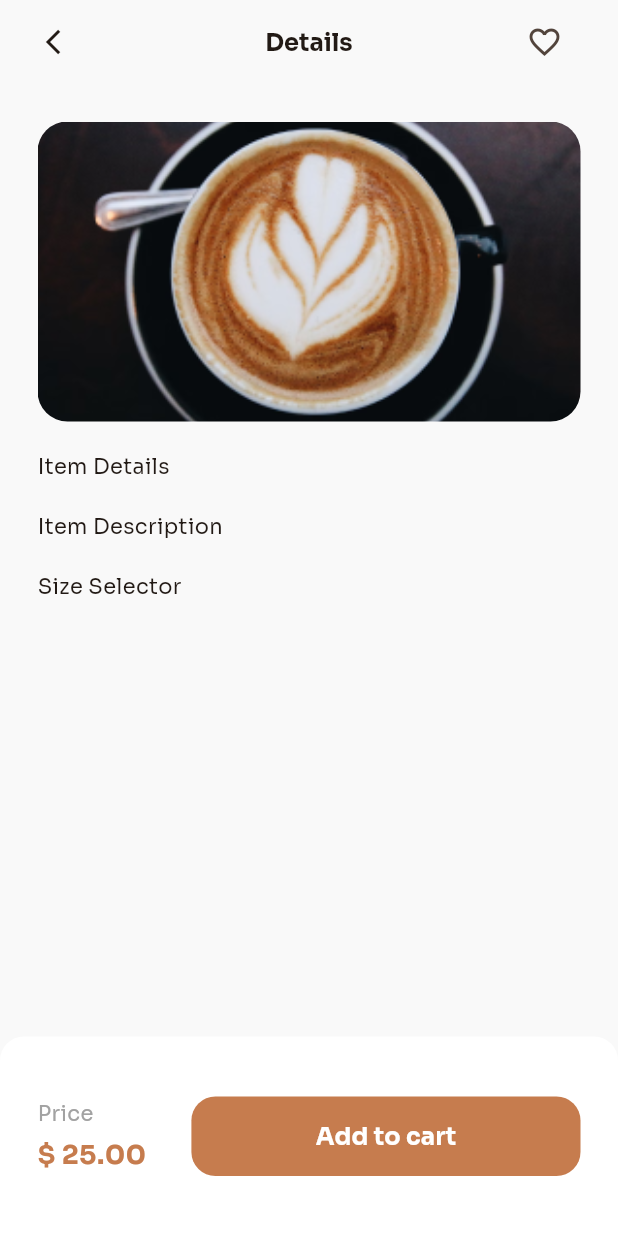
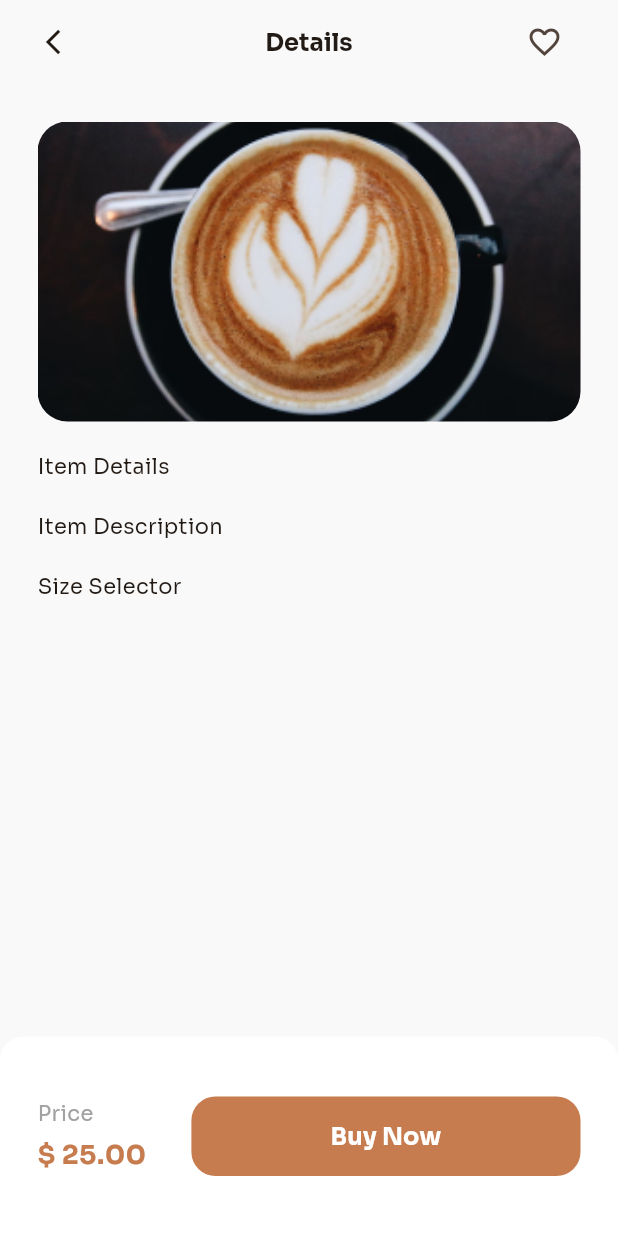
Before and after one commit to rizasghari/coffeeshop_flutter, a Flutter app: the AppWrapperScreen screen opened directly, after a tap on "5.0", on a phone screen of 412 x 824 dp. Run offline on Flutter 3.47's test engine with Material 3 defaults, Android fonts, the phone set to English and light mode, and no system bars; generated files the repository leaves out were written again.

Commit message:
item details page texts and padding localized

```diff
--- a/lib/localization/l10n/app_ar.arb
+++ b/lib/localization/l10n/app_ar.arb
@@ -11,5 +11,8 @@
   "homeTopSearchHint": "ابحث عن قهوة...",
   "homeTopBannerBadge": "عروض",
   "homeTopBannerTextLine1": "اشتري واحدة واحصل",
-  "homeTopBannerTextLine2": "على واحدة مجانا"
+  "homeTopBannerTextLine2": "على واحدة مجانا",
+  "itemDetailsTitle": "تفاصيل",
+  "itemDetailsPriceLabel": "السعر",
+  "itemDetailsBuyNow": "اشتري الان"
 }
--- a/lib/localization/l10n/app_en.arb
+++ b/lib/localization/l10n/app_en.arb
@@ -14,5 +14,8 @@
   "homeTopSearchHint": "Search coffee...",
   "homeTopBannerBadge": "Promo",
   "homeTopBannerTextLine1": "Buy one get",
-  "homeTopBannerTextLine2": "one FREE"
+  "homeTopBannerTextLine2": "one FREE",
+  "itemDetailsTitle": "Details",
+  "itemDetailsPriceLabel": "Price",
+  "itemDetailsBuyNow": "Buy Now"
 }
--- a/lib/localization/l10n/app_tr.arb
+++ b/lib/localization/l10n/app_tr.arb
@@ -11,5 +11,8 @@
   "homeTopSearchHint": "Kahve ara...",
   "homeTopBannerBadge": "Promosyon",
   "homeTopBannerTextLine1": "Bir Alana",
-  "homeTopBannerTextLine2": "bir BEDAVA"
+  "homeTopBannerTextLine2": "bir BEDAVA",
+  "itemDetailsTitle": "Detaylar",
+  "itemDetailsPriceLabel": "Fiyat",
+  "itemDetailsBuyNow": "Şimdi Satın Al"
 }
--- a/lib/screens/home_screen.dart
+++ b/lib/screens/home_screen.dart
@@ -1,8 +1,6 @@
 import 'package:coffee_shop_flutter/mock_data.dart';
 import 'package:coffee_shop_flutter/screens/item_details_screen.dart';
-import 'package:flutter/cupertino.dart';
 import 'package:flutter/material.dart';
-import 'package:flutter/widgets.dart';
 import '../ui/colors.dart';
 import '../ui/gradients.dart';
 import 'package:flutter_gen/gen_l10n/app_localizations.dart';
--- a/lib/screens/item_details_screen.dart
+++ b/lib/screens/item_details_screen.dart
@@ -1,11 +1,6 @@
 import 'package:coffee_shop_flutter/ui/colors.dart';
-import 'package:flutter/cupertino.dart';
-import 'package:flutter/gestures.dart';
 import 'package:flutter/material.dart';
-import 'package:flutter/painting.dart';
-import 'package:flutter/widgets.dart';
-
-import '../ui/gradients.dart';
+import 'package:flutter_gen/gen_l10n/app_localizations.dart';
 
 class ItemDetailsScreen extends StatefulWidget {
   final int id;
@@ -28,9 +23,9 @@ class _ItemDetailsScreenState extends State<ItemDetailsScreen> {
   AppBar _appBar() {
     return AppBar(
       backgroundColor: whiteLight,
-      title: const Text(
-        'Details',
-        style: TextStyle(fontSize: 16.0, fontWeight: FontWeight.bold),
+      title: Text(
+        AppLocalizations.of(context)!.itemDetailsTitle,
+        style: const TextStyle(fontSize: 16.0, fontWeight: FontWeight.bold),
       ),
       centerTitle: true,
       leading: GestureDetector(
@@ -38,7 +33,7 @@ class _ItemDetailsScreenState extends State<ItemDetailsScreen> {
           Navigator.pop(context);
         },
         child: const Padding(
-          padding: EdgeInsets.only(left: 25.0),
+          padding: EdgeInsetsDirectional.only(start: 25.0),
           child: Icon(
             Icons.arrow_back_ios,
             size: 20.0,
@@ -47,7 +42,7 @@ class _ItemDetailsScreenState extends State<ItemDetailsScreen> {
       ),
       actions: [
         Padding(
-          padding: const EdgeInsets.only(right: 25.0),
+          padding: const EdgeInsetsDirectional.only(end: 25.0),
           child: IconButton(
             onPressed: () {},
             icon: const Icon(
@@ -111,16 +106,16 @@ class _ItemDetailsScreenState extends State<ItemDetailsScreen> {
         mainAxisAlignment: MainAxisAlignment.center,
         crossAxisAlignment: CrossAxisAlignment.center,
         children: [
-          const Column(
+          Column(
             mainAxisAlignment: MainAxisAlignment.center,
             crossAxisAlignment: CrossAxisAlignment.start,
             children: [
               Text(
-                "Price",
-                style: TextStyle(color: greyLighter, fontSize: 14.0),
+                AppLocalizations.of(context)!.itemDetailsPriceLabel,
+                style: const TextStyle(color: greyLighter, fontSize: 14.0),
               ),
-              SizedBox(height: 5.0),
-              Text(
+              const SizedBox(height: 5.0),
+              const Text(
                 "\$ 25.00",
                 style: TextStyle(
                     fontSize: 18.0,
@@ -149,8 +144,8 @@ class _ItemDetailsScreenState extends State<ItemDetailsScreen> {
                     WidgetStateProperty.all(const Color(0xFFC67C4E)),
               ),
               child: Text(
-                "Add to cart",
-                style: TextStyle(
+                AppLocalizations.of(context)!.itemDetailsBuyNow,
+                style: const TextStyle(
                     color: white, fontSize: 16.0, fontWeight: FontWeight.bold),
               ),
             ),
```
